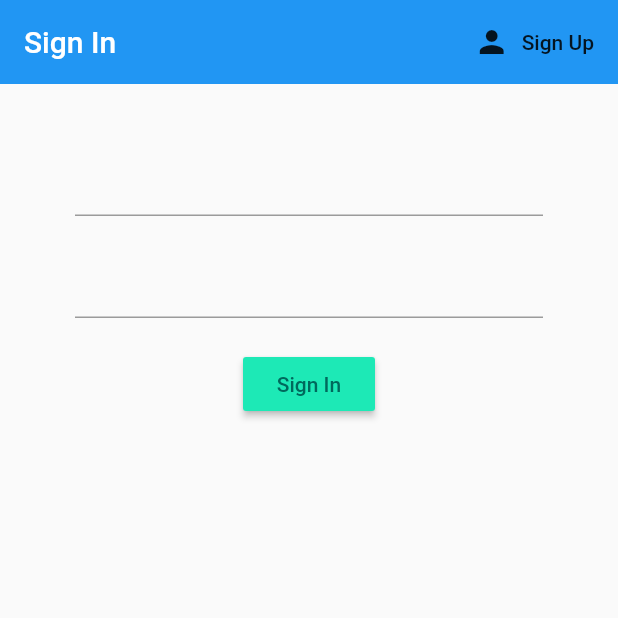
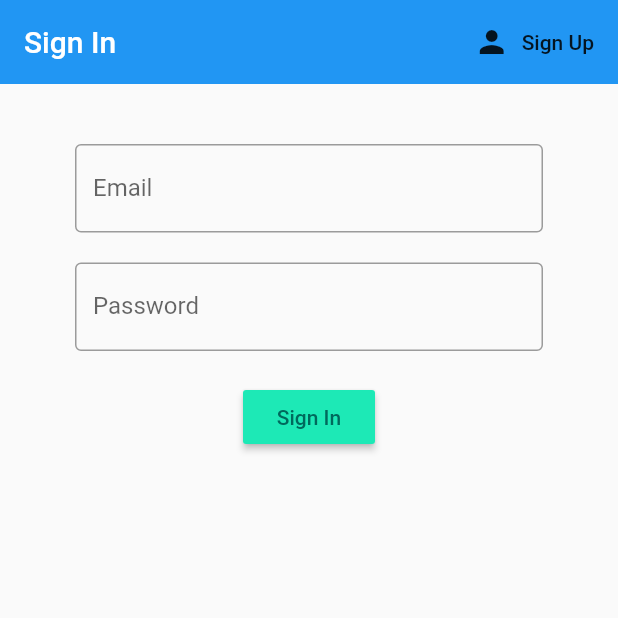
Before and after one commit to slane2/conscientious_consumer, a Flutter app: the screen it shows after launch, on a phone screen of 412 x 824 dp, the top half of it. Run offline on Flutter 3.47's test engine with Material 2 defaults, Android fonts, the phone set to English and light mode, and no system bars; our stand-ins replace cloud_firestore, firebase_auth, firebase_core, firebase_storage; accounts and stored records are empty.

Commit message:
Add sign in.

```diff
--- a/lib/screens/authenticate/sign_in.dart
+++ b/lib/screens/authenticate/sign_in.dart
@@ -37,12 +37,20 @@ class _SignInState extends State<SignIn> {
             child: Column(children: <Widget>[
               SizedBox(height: 20.0),
               TextFormField(
+                decoration: InputDecoration(
+                  labelText: 'Email',
+                  border: OutlineInputBorder()
+                ),
                 onChanged: (val) {
                   setState(() => email = val);
                 },
               ),
               SizedBox(height: 20.0),
               TextFormField(
+                decoration: InputDecoration(
+                  labelText: 'Password',
+                  border: OutlineInputBorder()
+                ),
                   obscureText: true,
                   onChanged: (val) {
                     setState(() => password = val);
```
